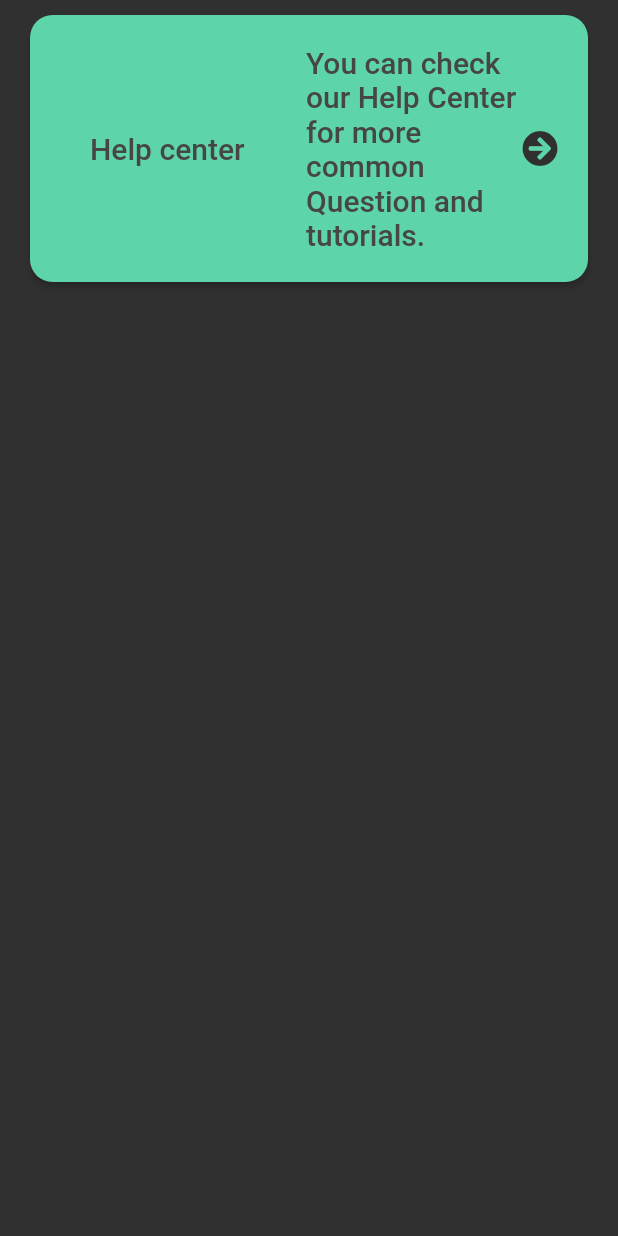
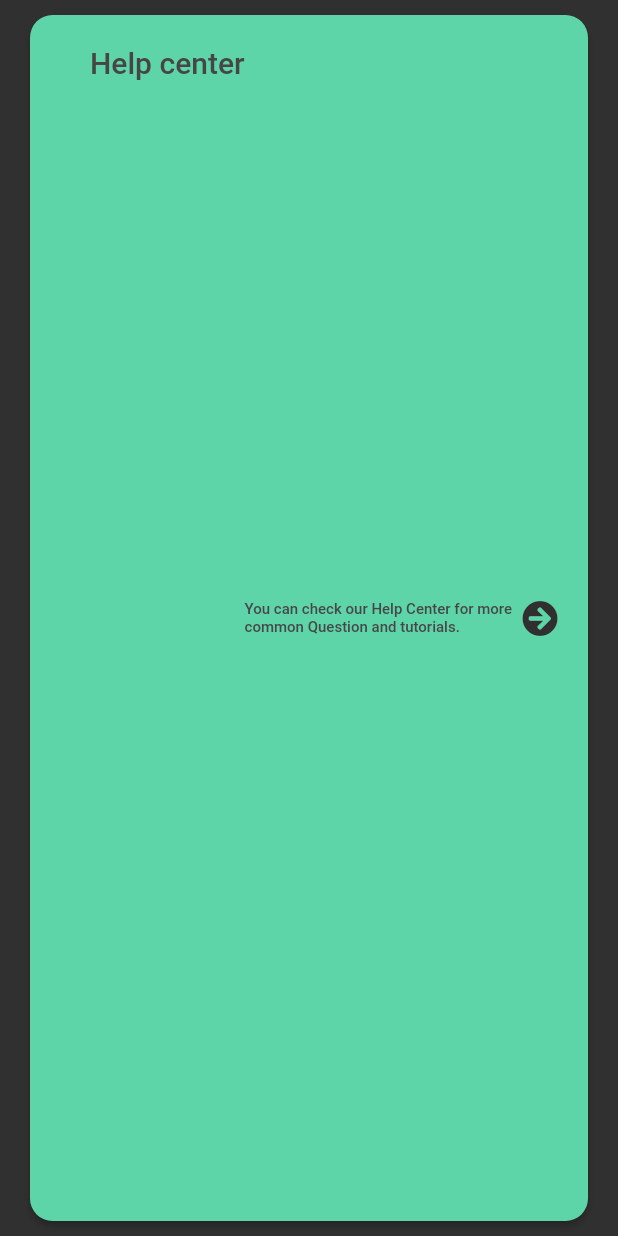
Before and after one commit to nhatanh2212/Unicoin, a Flutter app: the Button widget shown alone on an empty page, opened directly, on a phone screen of 412 x 824 dp. Run offline on Flutter 3.47's test engine with Material 2 defaults, Android fonts, the phone set to English and light mode, and no system bars; our stand-ins replace cloud_firestore, firebase_auth, firebase_core, fl_chart, font_awesome_flutter, google_fonts and 1 more; accounts and stored records are empty; network calls fail.

Commit message:
Updated: routes and profile

```diff
--- a/unicoin/lib/profile/body.dart
+++ b/unicoin/lib/profile/body.dart
@@ -28,17 +28,17 @@
         Button(
           icon: FontAwesomeIcons.userFriends,
           text: "Join community",
-          press: () {},
+          press: () => Navigator.pushNamed(context, '/community'),
         ),
         Button(
           icon: FontAwesomeIcons.questionCircle,
           text: "Help and Support",
-          press: () {},
+          press: () => Navigator.pushNamed(context, '/support'),
         ),
         Button(
           icon: FontAwesomeIcons.doorOpen,
           text: "About us",
-          press: () {},
+          press: () => Navigator.pushNamed(context, '/about'),
         ),
       ],
     );
--- a/unicoin/lib/profile/support.dart
+++ b/unicoin/lib/profile/support.dart
@@ -57,6 +57,8 @@
           child: Row(
             children: [
               const SizedBox(width: 20),
+              Column(
+                children: [
                   Expanded(
                       child: Text(
                     mainText,
@@ -65,12 +67,14 @@
                       fontSize: 20,
                     ),
                   )),
+                ],
+              ),
               Expanded(
                   child: Text(
                 subText,
                 style: const TextStyle(
                   color: Color.fromARGB(255, 70, 70, 70),
-                  fontSize: 20,
+                  fontSize: 10,
                 ),
               )),
               const Icon(
--- a/unicoin/lib/routes.dart
+++ b/unicoin/lib/routes.dart
@@ -5,6 +5,8 @@
 import 'package:unicoin/portfolio/portfolio.dart';
 import 'package:unicoin/profile/profile.dart';
 import 'package:unicoin/profile/community.dart';
+import 'package:unicoin/profile/support.dart';
+import 'package:unicoin/profile/about.dart';
 
 var appRoutes = {
   "/": (context) => const HomeScreen(),
@@ -14,4 +16,6 @@
   "/profile": (context) => const ProfileScreen(),
   "/favourite": (context) => const FavouriteScreen(),
   "/community": (context) => const CommunityScreen(),
+  "/support": (context) => const SupportScreen(),
+  "/about": (context) => const AboutScreen(),
 };
```
Lines whose indentation alone changed are shown as unchanged.
